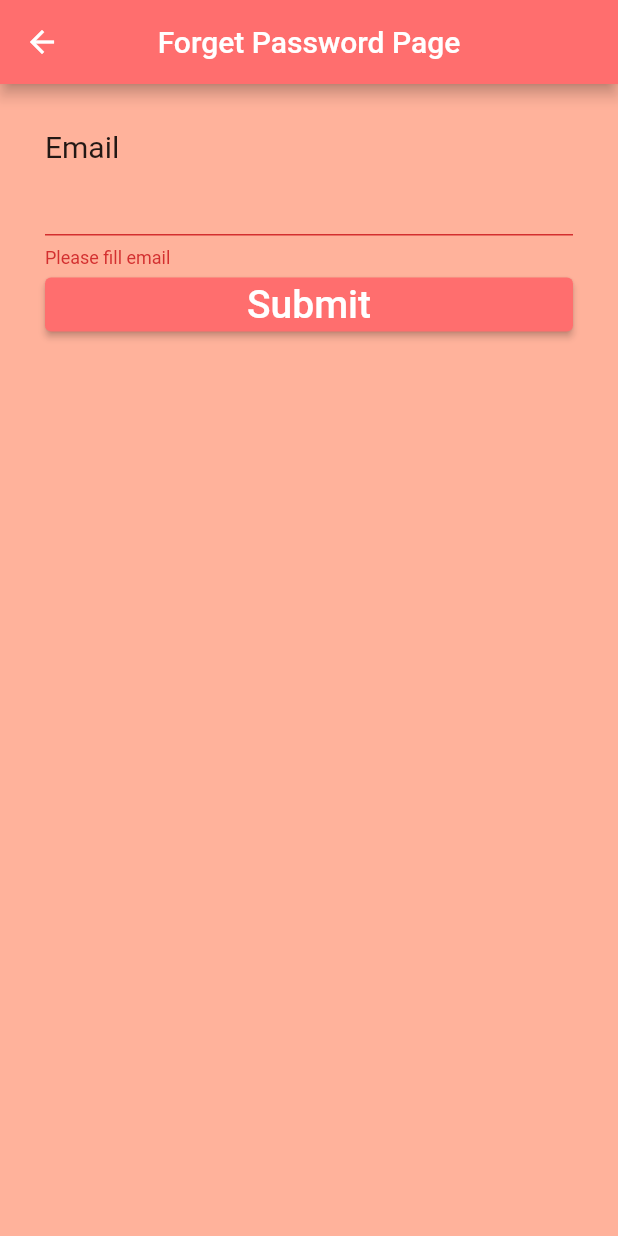
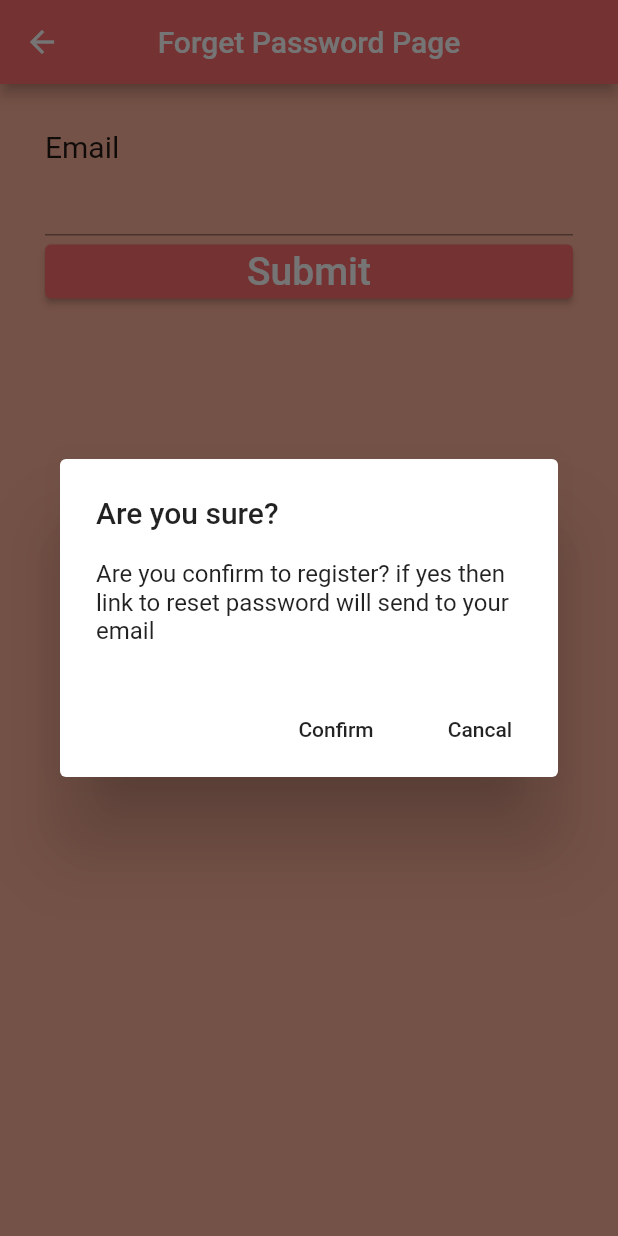
Before and after one commit to Watchara-Ay/Nine2Five, a Flutter app: the forgetpassword screen opened directly, after a tap on "Submit", on a phone screen of 412 x 824 dp. Run offline on Flutter 3.47's test engine with Material 2 defaults, Android fonts, the phone set to English and light mode, and no system bars; our stand-ins replace cloud_firestore, firebase_auth, firebase_core, flutter_slidable, form_field_validator, table_calendar; accounts and stored records are empty.

Commit message:
forget password final

```diff
--- a/lib/screen/forgetpassword.dart
+++ b/lib/screen/forgetpassword.dart
@@ -1,5 +1,4 @@
 import 'package:firebase_auth/firebase_auth.dart';
-import 'package:firebase_core/firebase_core.dart';
 import 'package:flutter/material.dart';
 import 'package:form_field_validator/form_field_validator.dart';
 import 'package:nine2five/model/information.dart';
@@ -30,17 +29,15 @@ class forgetpassword extends StatelessWidget {
       appBar: AppBar(
         centerTitle: true,
         title: const Text("Forget Password Page"),
-        backgroundColor: Color.fromARGB(255, 255, 110, 110),
+        backgroundColor: const Color.fromARGB(255, 255, 110, 110),
       ),
-      body: Container(
-        child: Padding(
+      body: Padding(
         padding: const EdgeInsets.all(30.0),
         child: Form(
           key: formkey,
           child: SingleChildScrollView(
-              child: Column(
-                  crossAxisAlignment: CrossAxisAlignment.start,
-                  children: [
+            child:
+                Column(crossAxisAlignment: CrossAxisAlignment.start, children: [
               const Text("Email", style: TextStyle(fontSize: 20)),
               TextFormField(
                 validator: MultiValidator([
@@ -50,59 +47,50 @@ class forgetpassword extends StatelessWidget {
                 controller: this._emailTextController,
                 keyboardType: TextInputType.emailAddress,
                 onChanged: (email) {
-                        this._emailTextController;
+                  _emailTextController;
                 },
               ),
-                    // const SizedBox(
-                    //   height: 10,
-                    // ),
-                    // const Text("Password", style: TextStyle(fontSize: 20)),
-                    // TextFormField(
-                    //   validator: RequiredValidator(
-                    //       errorText: "Please fill something!!!"),
-                    //   obscureText: true,
-                    //   onSaved: (password) {
-                    //     info.password = password!;
-                    //   },
-                    // ),
-                    // const SizedBox(
-                    //   height: 10,
-                    // ),
-                    // const Text("New Password", style: TextStyle(fontSize: 20)),
-                    // TextFormField(
-                    //   validator: RequiredValidator(
-                    //       errorText: "Please fill something!!!"),
-                    //   obscureText: true,
-                    //   onSaved: (password) {
-                    //     info.password = password!;
-                    //   },
-                    // ),
-                    // const SizedBox(
-                    //   height: 10,
-                    // ),
               SizedBox(
                 width: double.infinity,
                 child: ElevatedButton(
                   style: ButtonStyle(
                     backgroundColor: MaterialStateProperty.all(
-                              Color.fromARGB(255, 255, 110, 110)),
+                        const Color.fromARGB(255, 255, 110, 110)),
                   ),
-                        child: const Text("Submit",
-                            style: TextStyle(fontSize: 26)),
+                  child: const Text("Submit", style: TextStyle(fontSize: 26)),
                   onPressed: () {
+                    showDialog(
+                        context: context,
+                        builder: (BuildContext context) {
+                          return AlertDialog(
+                            title: const Text('Are you sure?'),
+                            content: const Text(
+                                'Are you confirm to register? if yes then link to reset password will send to your email'),
+                            actions: <Widget>[
+                              FlatButton(
+                                onPressed: () async {
                                   if (formkey.currentState!.validate()) {
                                     formkey.currentState!.save();
-                            // print("username = ${info.username} "
-                            //     "email = ${info.email} "
-                            //     "password = ${info.password}");
                                     resetpassword();
                                     formkey.currentState!.reset();
-
                                     Navigator.push(context,
                                         MaterialPageRoute(builder: (context) {
                                       return LoginPage();
                                     }));
                                   }
+                                },
+                                child: const Text('Confirm'),
+                              ),
+                              FlatButton(
+                                  onPressed: () {
+                                    if (formkey.currentState!.validate()) {}
+                                    Navigator.pop(context);
+                                    formkey.currentState!.save();
+                                  },
+                                  child: Text('Cancal')),
+                            ],
+                          );
+                        });
                   },
                 ),
               ),
@@ -110,7 +98,6 @@ class forgetpassword extends StatelessWidget {
           ),
         ),
       ),
-      ),
     );
   }
 }
```
Lines whose indentation alone changed are shown as unchanged.
